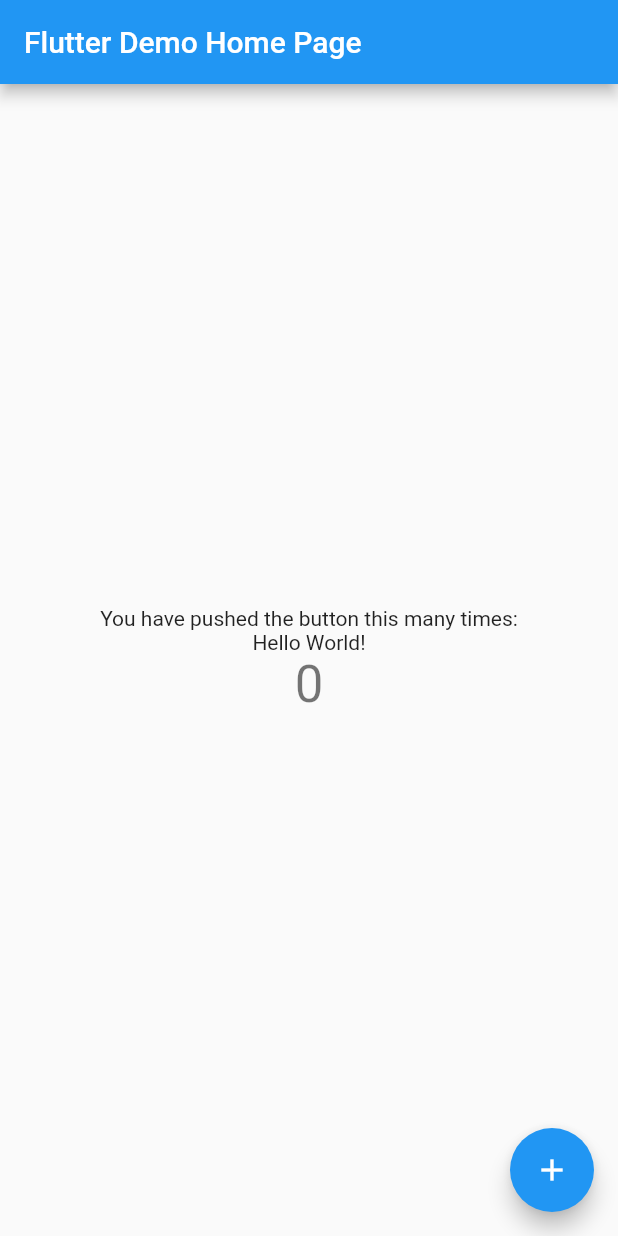
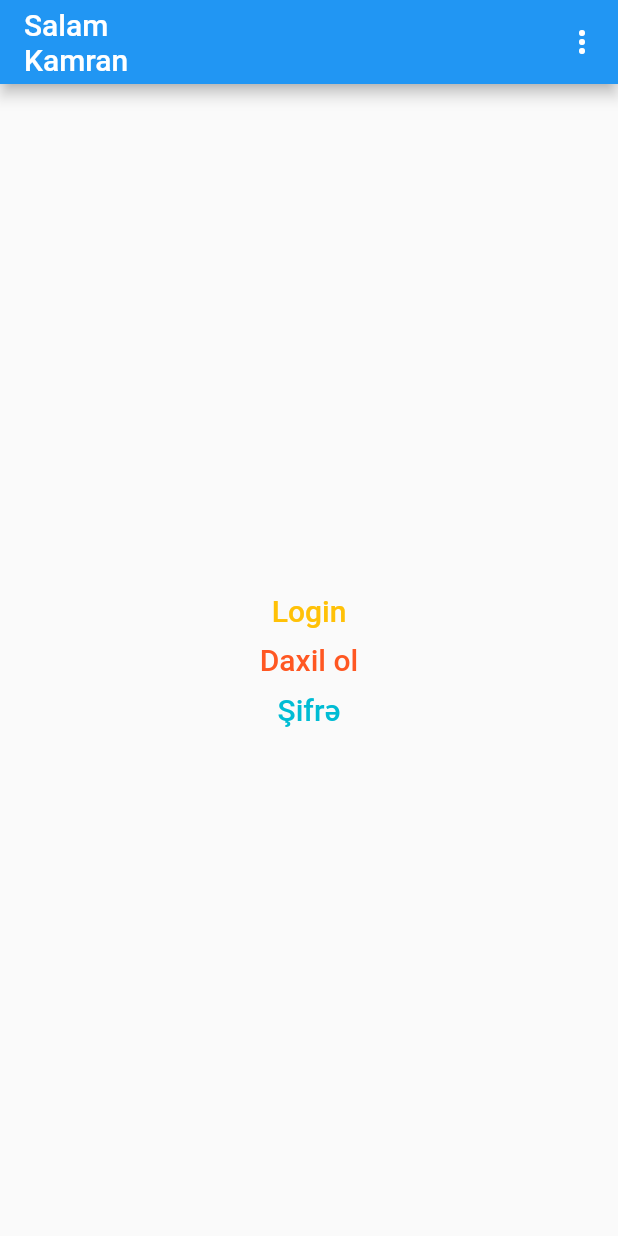
Before and after one commit to KHajili98/app_localization_flutter, a Flutter app: the screen it shows after launch, on a phone screen of 412 x 824 dp. Run offline on Flutter 3.47's test engine with Material 2 defaults, Android fonts, the phone set to English and light mode, and no system bars; our stand-ins replace bloc, flutter_bloc, shared_preferences; missing offline and left inert: dart:ffi; generated files the repository leaves out were written again.

Commit message:
app is ready

```diff
--- /dev/null
+++ b/lib/bloc/cubit/language_cubit.dart
@@ -0,0 +1,35 @@
+import 'dart:io';
+
+import 'package:app_localization_learning/utils/prefernce/language.dart';
+import 'package:bloc/bloc.dart';
+import 'package:flutter/material.dart';
+import 'package:flutter_gen/gen_l10n/app_localizations.dart';
+
+class LanguageCubit extends Cubit<Locale> {
+  LanguagePreferences pref = LanguagePreferences();
+  LanguageCubit() : super(Locale('en'));
+
+  initialLanguage() async {
+    String localeName = await pref.getLocale();
+    final deviceLocale = Platform.localeName;
+    Locale locale;
+    if (localeName == 'null') {
+      if (AppLocalizations.supportedLocales.contains(deviceLocale)) {
+        locale = Locale(deviceLocale);
+      } else {
+        locale = Locale('az');
+      }
+    } else {
+      locale = Locale(localeName);
+    }
+    emit(locale);
+  }
+
+  changeLanguage(String value) async {
+    String localeName = await pref.getLocale();
+
+    if (localeName == value) return;
+    await pref.setLocale(value);
+    emit(Locale(value));
+  }
+}
--- /dev/null
+++ b/lib/l10n/app_az.arb
@@ -0,0 +1,9 @@
+{
+    "@@locale": "az",
+
+    "welcomeTitle": "Salam\nKamran",
+    "signIn": "Daxil ol",
+    "login": "Login",
+    "password": "Şifrə"
+
+  }
--- a/lib/l10n/app_en.arb
+++ b/lib/l10n/app_en.arb
@@ -1,6 +1,13 @@
 {
-    "helloWorld": "Hello World!",
-    "@helloWorld": {
-      "description": "The conventional newborn programmer greeting"
-    }
+  "@@locale": "en",
+
+  "welcomeTitle": "HELLO\nKamran",
+  "@welcomeTitle": {},
+  "signIn": "Sign in",
+  "@signIn": {},
+  "login": "Login",
+  "@login": {},
+  "password": "Password",
+  "@password": {}
+
 }
--- a/lib/l10n/app_es.arb
+++ /dev/null
@@ -1,3 +0,0 @@
-{
-    "helloWorld": "Hola Mundo!"
-}
--- a/lib/main.dart
+++ b/lib/main.dart
@@ -1,110 +1,32 @@
 import 'package:flutter/material.dart';
+import 'package:flutter_bloc/flutter_bloc.dart';
+import 'package:flutter_localizations/flutter_localizations.dart';
 import 'package:flutter_gen/gen_l10n/app_localizations.dart';
 
+import 'bloc/cubit/language_cubit.dart';
+import 'presentation/pages/home_page.dart';
+
 void main() {
-  runApp(MyApp());
+  runApp(BlocProvider(
+      create: (context) => LanguageCubit()..initialLanguage(), child: MyApp()));
 }
 
 class MyApp extends StatelessWidget {
-  // This widget is the root of your application.
   @override
   Widget build(BuildContext context) {
+    return BlocBuilder<LanguageCubit, Locale>(
+      builder: (context, state) {
         return MaterialApp(
           title: 'Flutter Demo',
-      localizationsDelegates: [
-        AppLocalizations.delegate,
-      ],
+          localizationsDelegates: AppLocalizations.localizationsDelegates,
           supportedLocales: AppLocalizations.supportedLocales,
+          locale: state,
           theme: ThemeData(
             primarySwatch: Colors.blue,
           ),
-      home: MyHomePage(title: 'Flutter Demo Home Page'),
+          home: MyHomePage(),
+        );
+      },
     );
   }
 }
-
-class MyHomePage extends StatefulWidget {
-  MyHomePage({Key? key, required this.title}) : super(key: key);
-
-  // This widget is the home page of your application. It is stateful, meaning
-  // that it has a State object (defined below) that contains fields that affect
-  // how it looks.
-
-  // This class is the configuration for the state. It holds the values (in this
-  // case the title) provided by the parent (in this case the App widget) and
-  // used by the build method of the State. Fields in a Widget subclass are
-  // always marked "final".
-
-  final String title;
-
-  @override
-  _MyHomePageState createState() => _MyHomePageState();
-}
-
-class _MyHomePageState extends State<MyHomePage> {
-  int _counter = 0;
-
-  void _incrementCounter() {
-    setState(() {
-      // This call to setState tells the Flutter framework that something has
-      // changed in this State, which causes it to rerun the build method below
-      // so that the display can reflect the updated values. If we changed
-      // _counter without calling setState(), then the build method would not be
-      // called again, and so nothing would appear to happen.
-      _counter++;
-    });
-  }
-
-  @override
-  Widget build(BuildContext context) {
-    // This method is rerun every time setState is called, for instance as done
-    // by the _incrementCounter method above.
-    //
-    // The Flutter framework has been optimized to make rerunning build methods
-    // fast, so that you can just rebuild anything that needs updating rather
-    // than having to individually change instances of widgets.
-    return Scaffold(
-      appBar: AppBar(
-        // Here we take the value from the MyHomePage object that was created by
-        // the App.build method, and use it to set our appbar title.
-        title: Text(widget.title),
-      ),
-      body: Center(
-        // Center is a layout widget. It takes a single child and positions it
-        // in the middle of the parent.
-        child: Column(
-          // Column is also a layout widget. It takes a list of children and
-          // arranges them vertically. By default, it sizes itself to fit its
-          // children horizontally, and tries to be as tall as its parent.
-          //
-          // Invoke "debug painting" (press "p" in the console, choose the
-          // "Toggle Debug Paint" action from the Flutter Inspector in Android
-          // Studio, or the "Toggle Debug Paint" command in Visual Studio Code)
-          // to see the wireframe for each widget.
-          //
-          // Column has various properties to control how it sizes itself and
-          // how it positions its children. Here we use mainAxisAlignment to
-          // center the children vertically; the main axis here is the vertical
-          // axis because Columns are vertical (the cross axis would be
-          // horizontal).
-          mainAxisAlignment: MainAxisAlignment.center,
-          children: <Widget>[
-            Text(
-              'You have pushed the button this many times:',
-            ),
-            Text(AppLocalizations.of(context)!.helloWorld),
-            Text(
-              '$_counter',
-              style: Theme.of(context).textTheme.headline4,
-            ),
-          ],
-        ),
-      ),
-      floatingActionButton: FloatingActionButton(
-        onPressed: _incrementCounter,
-        tooltip: 'Increment',
-        child: Icon(Icons.add),
-      ), // This trailing comma makes auto-formatting nicer for build methods.
-    );
-  }
-}
--- /dev/null
+++ b/lib/presentation/pages/home_page.dart
@@ -0,0 +1,49 @@
+import 'package:app_localization_learning/presentation/widgets/popup_menu.dart';
+import 'package:flutter/material.dart';
+import 'package:flutter_gen/gen_l10n/app_localizations.dart';
+
+class MyHomePage extends StatelessWidget {
+  const MyHomePage({Key? key}) : super(key: key);
+
+  @override
+  Widget build(BuildContext context) {
+    return Scaffold(
+      appBar: AppBar(
+        title: Text(AppLocalizations.of(context)!.welcomeTitle),
+        actions: [MyPopupMenu()],
+      ),
+      body: Container(
+        child: Center(
+          child: Column(
+            mainAxisAlignment: MainAxisAlignment.center,
+            children: [
+              Text(
+                AppLocalizations.of(context)!.login,
+                style: TextStyle(
+                    color: Colors.amber,
+                    fontSize: 20,
+                    fontWeight: FontWeight.w500),
+              ),
+              const SizedBox(height: 10),
+              Text(
+                AppLocalizations.of(context)!.signIn,
+                style: TextStyle(
+                    color: Colors.deepOrange,
+                    fontSize: 20,
+                    fontWeight: FontWeight.w500),
+              ),
+              const SizedBox(height: 10),
+              Text(
+                AppLocalizations.of(context)!.password,
+                style: TextStyle(
+                    color: Colors.cyan,
+                    fontSize: 20,
+                    fontWeight: FontWeight.w500),
+              ),
+            ],
+          ),
+        ),
+      ),
+    );
+  }
+}
--- a/pubspec.yaml
+++ b/pubspec.yaml
@@ -23,10 +23,12 @@
 dependencies:
   flutter:
     sdk: flutter
-  cupertino_icons: ^1.0.2
   flutter_localizations:
     sdk: flutter
+  cupertino_icons: ^1.0.2
+  flutter_bloc: ^7.1.0
   intl: ^0.17.0
+  shared_preferences: ^2.0.6
 
 dev_dependencies:
   flutter_test:
```
Also changed, not shown: lib/l10n/app_tr.arb (added, +9 -0 lines), lib/presentation/widgets/popup_menu.dart (added, +37 -0 lines), lib/utils/prefernce/language.dart (+15 -0 lines), pubspec.lock. Lines whose indentation alone changed are shown as unchanged.
